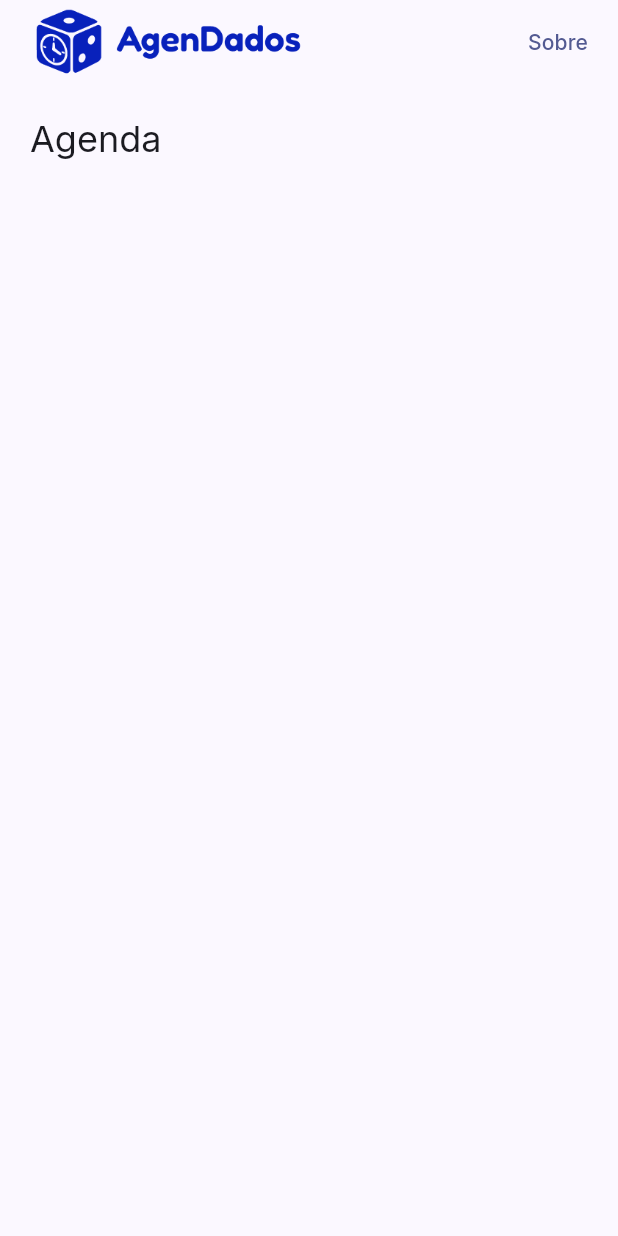
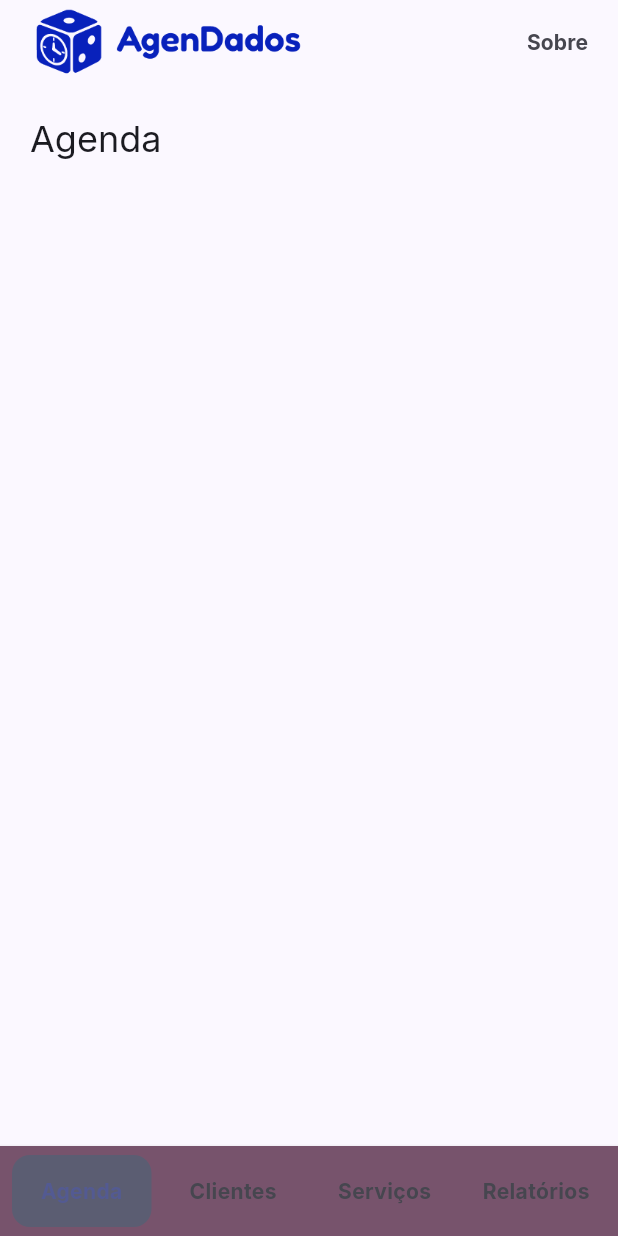
Before and after one commit to HeberFHLemes/projeto-integrador-vi-b, a Flutter app: the screen it shows after launch, on a phone screen of 412 x 824 dp. Run offline on Flutter 3.47's test engine with Material 3 defaults, Android fonts, the phone set to English and light mode, and no system bars; our stand-ins replace go_router.

Commit message:
feat: implementa barra de navegação entre telas

```diff
--- a/lib/core/widgets/layout/logo_app_bar.dart
+++ b/lib/core/widgets/layout/logo_app_bar.dart
@@ -28,7 +28,13 @@ class LogoAppBar extends StatelessWidget implements PreferredSizeWidget {
       actions: [
         TextButton(
           onPressed: () => context.pushNamed(RouteNames.sobre),
-          child: Text('Sobre'),
+          child: Text(
+            'Sobre',
+            style: TextStyle(
+              color: Theme.of(context).colorScheme.onSurfaceVariant,
+              fontWeight: FontWeight.bold,
+            )
+          ),
         )
       ],
     );
--- a/lib/core/widgets/layout/main_layout.dart
+++ b/lib/core/widgets/layout/main_layout.dart
@@ -1,7 +1,12 @@
 import 'package:flutter/material.dart';
+import 'package:go_router/go_router.dart';
 
+import '../../../app/router/route_names.dart';
 import 'logo_app_bar.dart';
+import 'navbar.dart';
 
+/// Layout para as telas principais do aplicativo, contendo
+/// a AppBar no topo e a barra de navegação ao final da tela.
 class MainLayout extends StatelessWidget {
 
   const MainLayout({super.key, required this.child});
@@ -10,10 +15,39 @@ class MainLayout extends StatelessWidget {
 
   @override
   Widget build(BuildContext context) {
+    final router = GoRouter.of(context);
+
     return Scaffold(
       appBar: LogoAppBar(),
       body: child,
-      // TODO: bottomNavigationBar
+      bottomNavigationBar: Navbar(
+        destinations: [
+          'Agenda',
+          'Clientes',
+          'Serviços',
+          'Relatórios',
+        ],
+        selectedIndex: _calculateSelectedIndex(context),
+        onDestinationSelected: (index) {
+          return switch (index) {
+            0 => router.goNamed(RouteNames.agenda),
+            1 => router.goNamed(RouteNames.clientes),
+            2 => router.goNamed(RouteNames.servicos),
+            3 => router.goNamed(RouteNames.relatorios),
+            _ => router.goNamed(RouteNames.agenda),
+          };
+        },
+      ),
     );
   }
+
+  int _calculateSelectedIndex(BuildContext context) {
+    final location = GoRouterState.of(context).uri.path;
+
+    if (location.startsWith('/clientes')) return 1;
+    if (location.startsWith('/servicos')) return 2;
+    if (location.startsWith('/relatorios')) return 3;
+
+    return 0;
+  }
 }
--- /dev/null
+++ b/lib/core/widgets/layout/navbar.dart
@@ -0,0 +1,75 @@
+import 'package:flutter/material.dart';
+
+/// Barra de navegação entre telas do aplicativo
+class Navbar extends StatelessWidget {
+  final int selectedIndex;
+  final ValueChanged<int> onDestinationSelected;
+
+  const Navbar({
+    super.key,
+    required this.destinations,
+    required this.selectedIndex,
+    required this.onDestinationSelected,
+  });
+
+  final List<String> destinations;
+
+  @override
+  Widget build(BuildContext context) {
+    final colorScheme = Theme.of(context).colorScheme;
+
+    // uso de  Material para utilizar apenas texto
+    return Material(
+      color: colorScheme.tertiary,
+      elevation: 2,
+      child: SafeArea(
+        top: false,
+        child: Padding(
+          padding: const EdgeInsets.symmetric(
+            horizontal: 8,
+            vertical: 6,
+          ),
+          child: Row(
+            spacing: 8,
+            children: List.generate(
+              destinations.length,
+                  (index) {
+                final selected = selectedIndex == index;
+
+                return Expanded(
+                  child: InkWell(
+                    borderRadius: BorderRadius.circular(12),
+                    onTap: () => onDestinationSelected(index),
+                    child: Container(
+                      padding: const EdgeInsets.symmetric(
+                        vertical: 14,
+                        horizontal: 4,
+                      ),
+                      decoration: BoxDecoration(
+                        color: selected
+                          ? colorScheme.secondary
+                          : Colors.transparent,
+                        borderRadius: BorderRadius.circular(12),
+                      ),
+                      child: Text(
+                        destinations[index],
+                        textAlign: TextAlign.center,
+                        style: TextStyle(
+                          fontWeight: FontWeight.bold,
+                          fontSize: 14,
+                          color: selected
+                            ? colorScheme.primary
+                            : colorScheme.onSurfaceVariant,
+                        ),
+                      ),
+                    ),
+                  ),
+                );
+              },
+            ),
+          ),
+        ),
+      ),
+    );
+  }
+}
```
